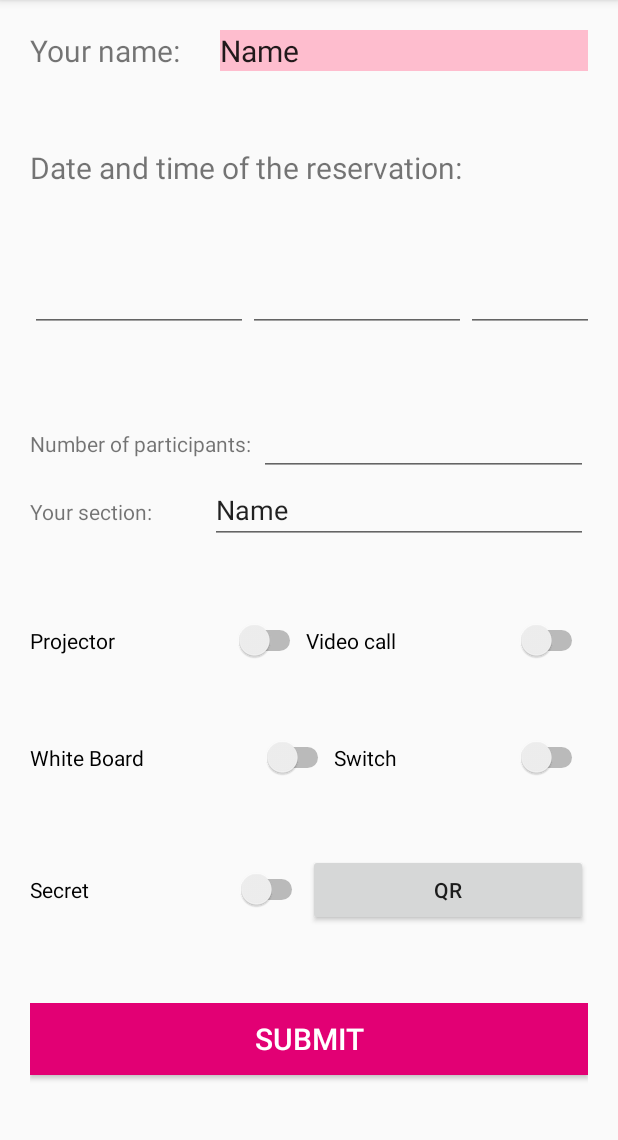
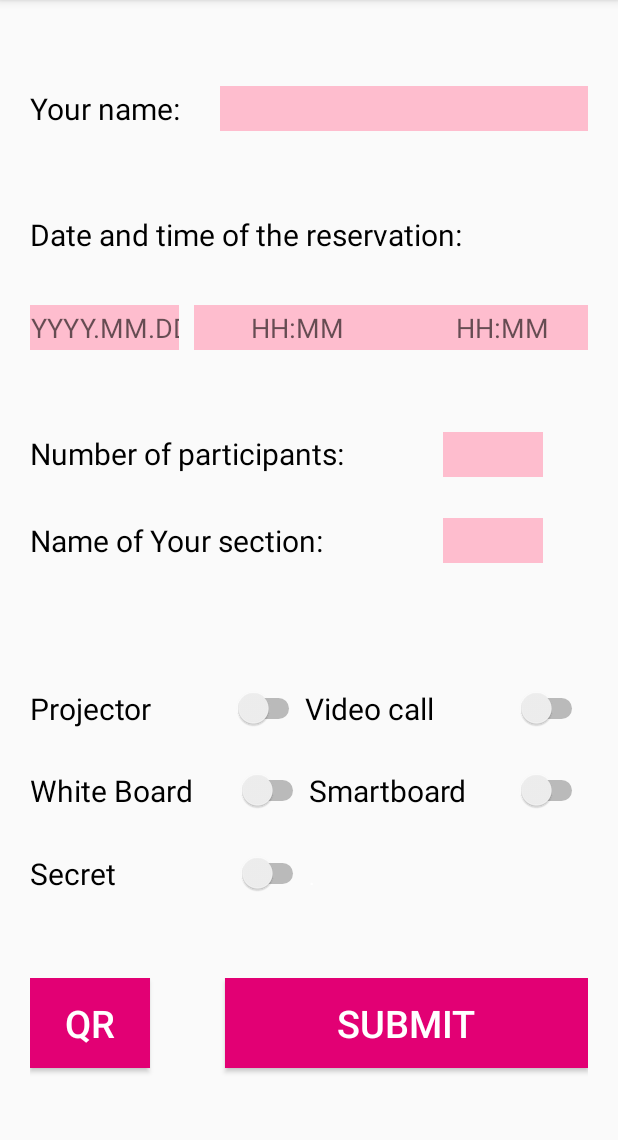
Before and after one commit to Tinkameister/JunctionX_App, an Android app: the ReservActivity screen opened directly, with no data from a screen before it, on a phone screen of 412 x 824 dp, the part 84-1224 px from its top. Run offline under Robolectric (Android 15) with nearby library versions, the phone set to English and light mode, and no system bars.

Commit message:
Working top 2 buttons, working map, working reservation menu, ready reservation gui

```diff
--- a/app/src/main/res/layout/activity_reserv.xml
+++ b/app/src/main/res/layout/activity_reserv.xml
@@ -13,8 +13,9 @@
         android:layout_width="match_parent"
         android:layout_height="wrap_content"
         android:orientation="horizontal"
-        android:layout_marginTop="20dp"
-        android:layout_weight="1">
+        android:layout_marginTop="30dp"
+        android:layout_weight="1"
+        android:gravity="center_vertical">
 
         <TextView
             android:id="@+id/name"
@@ -22,19 +23,19 @@
             android:layout_height="wrap_content"
             android:layout_weight="1"
             android:textSize="20sp"
+            android:textColor="@color/colorBlack"
             android:layout_marginRight="10dp"
             android:text="Your name: " />
 
         <EditText
             android:id="@+id/nameVariable"
             android:layout_width="wrap_content"
-            android:layout_height="wrap_content"
+            android:layout_height="30dp"
             android:layout_weight="1"
             android:ems="10"
             android:textSize="20sp"
             android:background="@color/colorLightPink"
-            android:inputType="textPersonName"
-            android:text="Name" />
+            android:inputType="textPersonName" />
     </LinearLayout>
 
     <LinearLayout
@@ -48,6 +49,8 @@
             android:layout_width="match_parent"
             android:layout_height="wrap_content"
             android:textSize="20sp"
+            android:layout_gravity="center_vertical"
+            android:textColor="@color/colorBlack"
             android:text="Date and time of the reservation:" />
     </LinearLayout>
 
@@ -59,17 +62,24 @@
 
         <EditText
             android:id="@+id/date"
-            android:layout_width="wrap_content"
-            android:layout_height="wrap_content"
-            android:layout_weight="1"
+            android:layout_width="0dp"
+            android:layout_height="30dp"
+            android:layout_weight="6"
+            android:background="@color/colorLightPink"
+            android:hint="YYYY.MM.DD."
+            android:gravity="center"
             android:ems="10"
+            android:layout_marginRight="10dp"
             android:inputType="date" />
 
         <EditText
             android:id="@+id/fromTime"
-            android:layout_width="wrap_content"
-            android:layout_height="wrap_content"
-            android:layout_weight="1"
+            android:layout_width="0dp"
+            android:layout_height="30dp"
+            android:layout_weight="4"
+            android:hint="HH:MM"
+            android:gravity="center"
+            android:background="@color/colorLightPink"
             android:ems="10"
             android:inputType="time" />
 
@@ -78,14 +88,19 @@
             android:layout_width="wrap_content"
             android:layout_height="wrap_content"
             android:layout_weight="1"
-            android:textSize="20sp"
+            android:gravity="center"
+            android:textColor="@color/colorBlack"
+            android:textSize="25sp"
             android:text="-" />
 
         <EditText
             android:id="@+id/toTime"
-            android:layout_width="wrap_content"
-            android:layout_height="wrap_content"
-            android:layout_weight="1"
+            android:layout_width="0dp"
+            android:layout_height="30dp"
+            android:layout_weight="4"
+            android:hint="HH:MM"
+            android:gravity="center"
+            android:background="@color/colorLightPink"
             android:ems="10"
             android:inputType="time" />
     </LinearLayout>
@@ -99,14 +114,19 @@
             android:id="@+id/participants"
             android:layout_width="wrap_content"
             android:layout_height="wrap_content"
+            android:textColor="@color/colorBlack"
+            android:textSize="20sp"
             android:layout_weight="1"
             android:text="Number of participants:" />
 
         <EditText
             android:id="@+id/seats"
-            android:layout_width="wrap_content"
-            android:layout_height="wrap_content"
+            android:layout_width="0dp"
+            android:layout_height="30dp"
             android:layout_weight="1"
+            android:layout_marginRight="30dp"
+            android:gravity="center"
+            android:background="@color/colorLightPink"
             android:ems="10"
             android:inputType="numberDecimal" />
     </LinearLayout>
@@ -115,23 +135,103 @@
         android:layout_width="match_parent"
         android:layout_height="wrap_content"
         android:layout_weight="1"
-        android:orientation="horizontal">
+        android:orientation="horizontal"
+        android:gravity="center_vertical">
 
         <TextView
             android:id="@+id/section"
             android:layout_width="wrap_content"
             android:layout_height="wrap_content"
+            android:textColor="@color/colorBlack"
+            android:textSize="20sp"
             android:layout_weight="1"
-            android:text="Your section:" />
+            android:text="Name of Your section:" />
 
         <EditText
             android:id="@+id/sectionVariable"
+            android:layout_width="0dp"
+            android:layout_height="30dp"
+            android:layout_weight="1"
+            android:layout_marginRight="30dp"
+            android:layout_marginLeft="13dp"
+            android:background="@color/colorLightPink"
+            android:ems="10"
+            android:inputType="textPersonName" />
+
+    </LinearLayout>
+
+    <LinearLayout
+        android:layout_width="match_parent"
+        android:layout_height="wrap_content"
+        android:layout_weight="1"
+        android:orientation="horizontal"
+        android:gravity="bottom">
+
+        <Switch
+            android:id="@+id/Projector"
             android:layout_width="wrap_content"
             android:layout_height="wrap_content"
             android:layout_weight="1"
-            android:ems="10"
-            android:inputType="textPersonName"
-            android:text="Name" />
+            android:textSize="20sp"
+            android:text="Projector" />
+
+        <Switch
+            android:id="@+id/videoCall"
+            android:layout_width="wrap_content"
+            android:layout_height="wrap_content"
+            android:textSize="20sp"
+            android:layout_weight="1"
+            android:text="Video call" />
+    </LinearLayout>
+
+    <LinearLayout
+        android:layout_width="match_parent"
+        android:layout_height="wrap_content"
+        android:layout_weight="1"
+        android:orientation="horizontal"
+        android:gravity="center_vertical">
+
+        <Switch
+            android:id="@+id/whiteboard"
+            android:layout_width="0dp"
+            android:layout_height="wrap_content"
+            android:textSize="20sp"
+            android:layout_weight="1"
+            android:text="White Board" />
+
+        <Switch
+            android:id="@+id/smartBoard"
+            android:layout_width="0dp"
+            android:layout_height="wrap_content"
+            android:textSize="20sp"
+            android:layout_weight="1"
+            android:text="Smartboard" />
+    </LinearLayout>
+
+    <LinearLayout
+        android:layout_width="match_parent"
+        android:layout_height="wrap_content"
+        android:layout_weight="1"
+        android:layout_gravity="top"
+        android:orientation="horizontal">
+
+        <Switch
+            android:id="@+id/secret"
+            android:layout_width="0dp"
+            android:layout_height="wrap_content"
+            android:layout_weight="1"
+            android:textSize="20sp"
+            android:text="Secret"
+            />
+
+        <TextView
+            android:id="@+id/textView9"
+            android:layout_width="0dp"
+            android:layout_height="wrap_content"
+            android:layout_weight="1"
+            android:text="."
+            android:textColor="@color/colorWhite"/>
+
 
     </LinearLayout>
 
@@ -141,77 +241,27 @@
         android:layout_weight="1"
         android:orientation="horizontal">
 
-        <Switch
-            android:id="@+id/Projector"
-            android:layout_width="wrap_content"
-            android:layout_height="wrap_content"
+        <Button
+            android:id="@+id/qrButton"
+            android:layout_width="0dp"
+            android:layout_height="60dp"
+            android:layout_gravity="top"
             android:layout_weight="1"
-            android:text="Projector" />
-
-        <Switch
-            android:id="@+id/videoCall"
-            android:layout_width="wrap_content"
-            android:layout_height="wrap_content"
-            android:layout_weight="1"
-            android:text="Video call" />
-    </LinearLayout>
-
-    <LinearLayout
-        android:layout_width="match_parent"
-        android:layout_height="wrap_content"
-        android:layout_weight="1"
-        android:orientation="horizontal">
-
-        <Switch
-            android:id="@+id/whiteboard"
-            android:layout_width="wrap_content"
-            android:layout_height="wrap_content"
-            android:layout_weight="1"
-            android:text="White Board" />
-
-        <Switch
-            android:id="@+id/smartBoard"
-            android:layout_width="wrap_content"
-            android:layout_height="wrap_content"
-            android:layout_weight="1"
-            android:text="Switch" />
-    </LinearLayout>
-
-    <LinearLayout
-        android:layout_width="match_parent"
-        android:layout_height="wrap_content"
-        android:layout_weight="1"
-        android:orientation="horizontal">
-
-        <Switch
-            android:id="@+id/secret"
-            android:layout_width="wrap_content"
-            android:layout_height="wrap_content"
-            android:layout_weight="1"
-            android:text="Secret" />
-
-        <Button
-            android:id="@+id/buttonQR"
-            android:layout_width="wrap_content"
-            android:layout_height="wrap_content"
-            android:layout_weight="1"
+            android:background="@color/colorOriginalPink"
+            android:textColor="@color/colorWhite"
+            android:layout_marginRight="50dp"
+            android:textSize="25sp"
             android:text="QR" />
-    </LinearLayout>
-
-    <LinearLayout
-        android:layout_width="match_parent"
-        android:layout_height="wrap_content"
-        android:layout_weight="1"
-        android:orientation="horizontal">
 
         <Button
             android:id="@+id/submitButton"
-            android:layout_width="wrap_content"
-            android:layout_height="wrap_content"
-            android:layout_weight="1"
+            android:layout_width="0dp"
+            android:layout_height="60dp"
+            android:layout_gravity="top"
+            android:layout_weight="3"
             android:background="@color/colorOriginalPink"
             android:textColor="@color/colorWhite"
-            android:textSize="20sp"
+            android:textSize="25sp"
             android:text="Submit" />
     </LinearLayout>
 
--- a/app/src/main/res/values/colors.xml
+++ b/app/src/main/res/values/colors.xml
@@ -6,4 +6,5 @@
     <color name="colorOriginalPink">#e20074</color>
     <color name="colorWhite">#fff</color>
     <color name="colorLightPink">#febdce</color>
+    <color name="colorBlack">#000</color>
 </resources>
```
